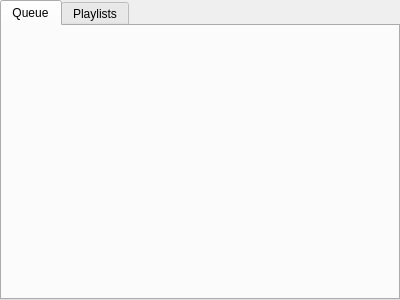
Before: the Qt Designer form uamp/musiclist.ui in dmushynska/uamp, drawn with Qt 5.
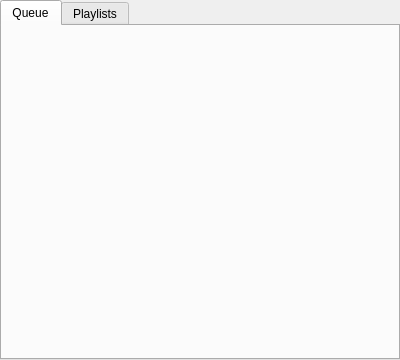
After: the same form once the commit is applied.

The edit to the form file:
```diff
--- a/uamp/musiclist.ui
+++ b/uamp/musiclist.ui
@@ -7,7 +7,7 @@
     <x>0</x>
     <y>0</y>
     <width>400</width>
-    <height>300</height>
+    <height>360</height>
    </rect>
   </property>
   <property name="windowTitle">
```
